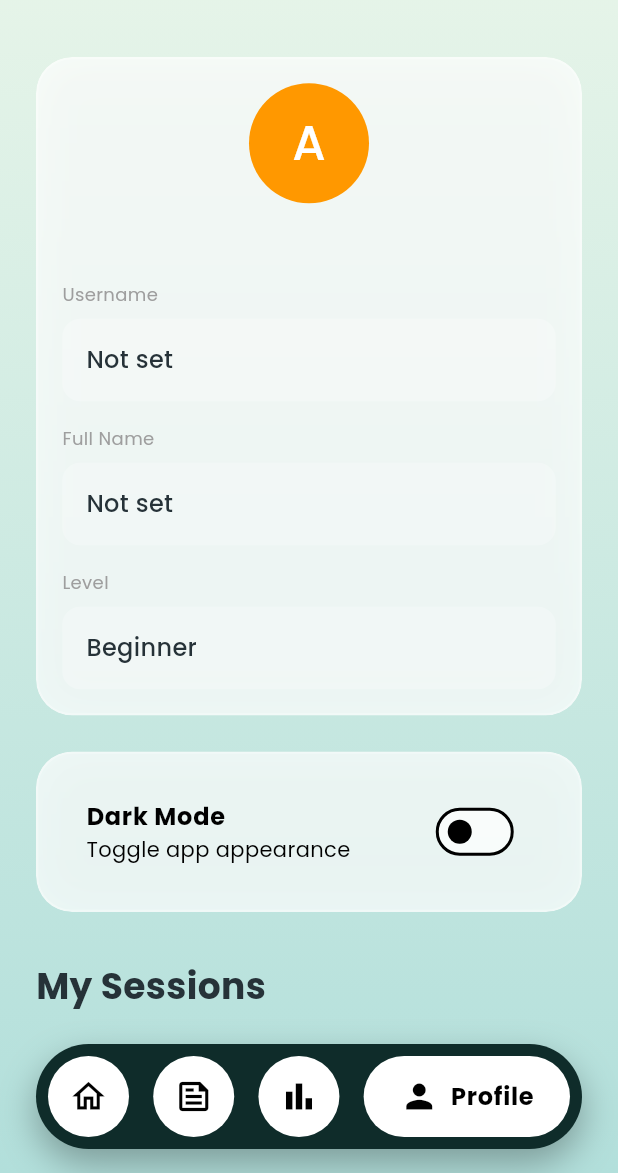
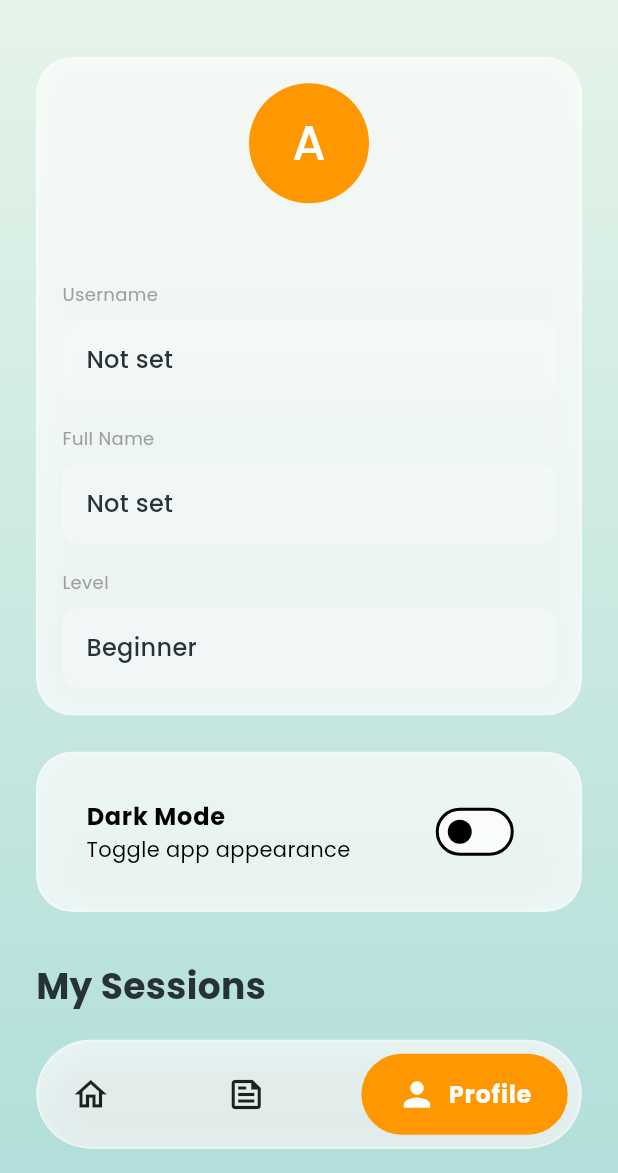
Before and after one commit to legendaryabhi/athlo, a Flutter app: the ProfileScreen screen opened by its route, on a phone screen of 412 x 824 dp, the part 63-1236 px from its top. Run offline on Flutter 3.47's test engine with Material 3 defaults, Android fonts, the phone set to English and light mode, and no system bars; our stand-ins replace go_router, google_fonts, image_picker, screenshot, share_plus, shared_preferences and 1 more; accounts and stored records are empty.

```diff
--- a/lib/navigation/bottom_nav.dart
+++ b/lib/navigation/bottom_nav.dart
@@ -1,5 +1,9 @@
+import 'dart:ui';
 import 'package:flutter/material.dart';
 import 'package:go_router/go_router.dart';
+import 'package:provider/provider.dart';
+import '../theme/theme_provider.dart';
+import '../theme/app_theme.dart';
 
 class BottomNavLayout extends StatelessWidget {
   final Widget child;
@@ -8,20 +12,30 @@ class BottomNavLayout extends StatelessWidget {
 
   @override
   Widget build(BuildContext context) {
+    final isDark = Provider.of<ThemeProvider>(context).isDarkMode;
+
     return Scaffold(
       extendBody: true, // Important for floating nav bar to sit over background
       body: child,
       bottomNavigationBar: SafeArea(
         child: Padding(
           padding: const EdgeInsets.symmetric(horizontal: 24.0, vertical: 16.0),
+          child: ClipRRect(
+            borderRadius: BorderRadius.circular(50),
+            child: BackdropFilter(
+              filter: ImageFilter.blur(sigmaX: 10, sigmaY: 10),
               child: Container(
                 padding: const EdgeInsets.all(8),
                 decoration: BoxDecoration(
-              color: const Color(0xFF0F2C2A), // Premium dark teal matching the design
+                  color: isDark ? AppTheme.darkGlassBg : AppTheme.lightGlassBg,
                   borderRadius: BorderRadius.circular(50),
+                  border: Border.all(
+                    color: isDark ? AppTheme.darkGlassBorder : AppTheme.lightGlassBorder,
+                    width: 1.5,
+                  ),
                   boxShadow: [
                     BoxShadow(
-                  color: Colors.black.withOpacity(0.3),
+                      color: Colors.black.withOpacity(0.15),
                       blurRadius: 20,
                       offset: const Offset(0, 10),
                     ),
@@ -30,11 +44,12 @@ class BottomNavLayout extends StatelessWidget {
                 child: Row(
                   mainAxisAlignment: MainAxisAlignment.spaceBetween,
                   children: [
-                _buildNavItem(context, Icons.home, Icons.home_outlined, 'Home', 0, '/home'),
-                _buildNavItem(context, Icons.feed, Icons.feed_outlined, 'Feed', 1, '/feed'),
-                _buildNavItem(context, Icons.bar_chart, Icons.bar_chart_outlined, 'Stats', 2, ''), // Placeholder
-                _buildNavItem(context, Icons.person, Icons.person_outline, 'Profile', 3, '/profile'),
+                    _buildNavItem(context, Icons.home, Icons.home_outlined, 'Home', 0, '/home', isDark),
+                    _buildNavItem(context, Icons.feed, Icons.feed_outlined, 'Feed', 1, '/feed', isDark),
+                    _buildNavItem(context, Icons.person, Icons.person_outline, 'Profile', 2, '/profile', isDark),
                   ],
+                ),
+              ),
             ),
           ),
         ),
@@ -42,7 +57,7 @@ class BottomNavLayout extends StatelessWidget {
     );
   }
 
-  Widget _buildNavItem(BuildContext context, IconData activeIcon, IconData inactiveIcon, String label, int index, String route) {
+  Widget _buildNavItem(BuildContext context, IconData activeIcon, IconData inactiveIcon, String label, int index, String route, bool isDark) {
     final selectedIndex = _calculateSelectedIndex(context);
     final isSelected = selectedIndex == index;
 
@@ -58,9 +73,7 @@ class BottomNavLayout extends StatelessWidget {
           vertical: 14
         ),
         decoration: BoxDecoration(
-          color: Colors.white,
-          // When symmetric padding is equal, large border radius makes it a perfect circle.
-          // When horizontal padding is larger, it becomes a pill shape.
+          color: isSelected ? AppTheme.accentColor : Colors.transparent,
           borderRadius: BorderRadius.circular(50),
         ),
         child: Row(
@@ -68,7 +81,7 @@ class BottomNavLayout extends StatelessWidget {
           children: [
             Icon(
               isSelected ? activeIcon : inactiveIcon,
-              color: Colors.black,
+              color: isSelected ? Colors.white : (isDark ? Colors.white70 : Colors.black87),
               size: 26,
             ),
             if (isSelected) ...[
@@ -76,7 +89,7 @@ class BottomNavLayout extends StatelessWidget {
               Text(
                 label,
                 style: const TextStyle(
-                  color: Colors.black,
+                  color: Colors.white,
                   fontWeight: FontWeight.w700,
                   fontSize: 16,
                   letterSpacing: 0.5,
@@ -93,7 +106,7 @@ class BottomNavLayout extends StatelessWidget {
     final String location = GoRouterState.of(context).matchedLocation;
     if (location.startsWith('/home')) return 0;
     if (location.startsWith('/feed')) return 1;
-    if (location.startsWith('/profile')) return 3; // Mapped to index 3 based on UI layout
+    if (location.startsWith('/profile')) return 2;
     return 0;
   }
 }
--- a/lib/screens/feed_screen.dart
+++ b/lib/screens/feed_screen.dart
@@ -216,7 +216,9 @@ class _FeedScreenState extends State<FeedScreen> {
       builder: (context) {
         return Padding(
           padding: EdgeInsets.only(
-            bottom: MediaQuery.of(context).viewInsets.bottom + 24,
+            bottom: MediaQuery.of(context).viewInsets.bottom > 0
+                ? MediaQuery.of(context).viewInsets.bottom + 24
+                : 110, // 110px clears the bottom navigation
             left: 16, right: 16, top: 16
           ),
           child: Column(
```
Also changed, not shown: lib/screens/profile_screen.dart (+7 -5 lines), lib/widgets/session_export_overlay.dart (+93 -63 lines). Lines whose indentation alone changed are shown as unchanged.
